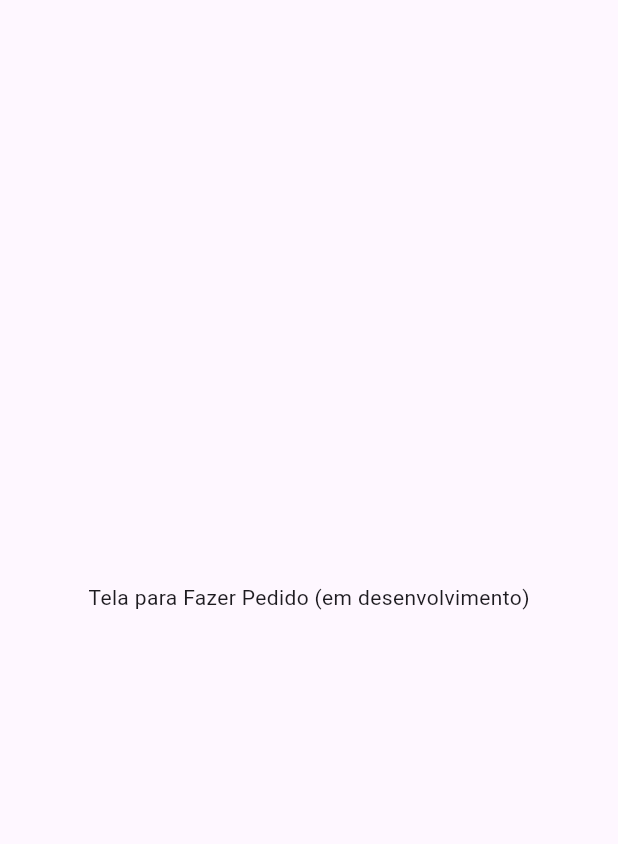
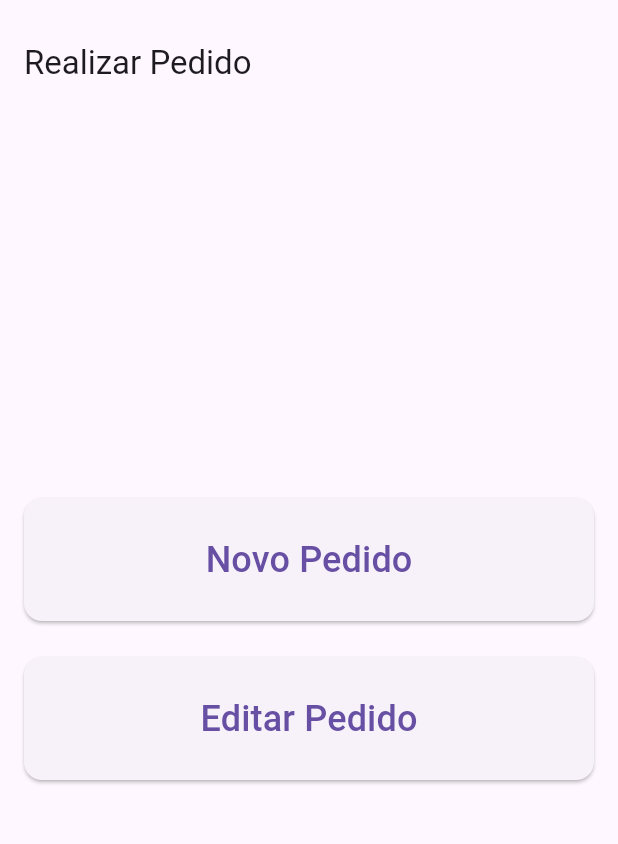
Before and after one commit to srkrash/Pastelaria, a Flutter app: the screen it shows after launch, on a phone screen of 412 x 824 dp, the part 63-907 px from its top. Run offline on Flutter 3.47's test engine with Material 3 defaults, Android fonts, the phone set to English and light mode, and no system bars; our stand-ins replace socket_io_client.

Commit message:
Progresso maravilhoso

```diff
--- a/pastelaria_app/lib/screens/pedido_screen.dart
+++ b/pastelaria_app/lib/screens/pedido_screen.dart
@@ -1,13 +1,64 @@
-// lib/screens/pedido_screen.dart
 import 'package:flutter/material.dart';
+import 'package:pastelaria_app/screens/novo_pedido_screen.dart'; // Importe a nova tela
 
 class PedidoScreen extends StatelessWidget {
   const PedidoScreen({super.key});
 
   @override
   Widget build(BuildContext context) {
-    return const Center(
-      child: Text('Tela para Fazer Pedido (em desenvolvimento)'),
+    return Scaffold(
+      appBar: AppBar(
+        title: const Text('Realizar Pedido'),
+      ),
+      body: Center(
+        child: Padding(
+          padding: const EdgeInsets.all(16.0),
+          child: Column(
+            mainAxisAlignment: MainAxisAlignment.center,
+            crossAxisAlignment: CrossAxisAlignment.stretch,
+            children: [
+              _buildButton(
+                context,
+                text: 'Novo Pedido',
+                onPressed: () {
+                  // Ação para ir para a tela de novo pedido
+                  Navigator.of(context).push(
+                    MaterialPageRoute(
+                      builder: (context) => const NovoPedidoScreen(),
+                    ),
+                  );
+                },
+              ),
+              const SizedBox(height: 24),
+              _buildButton(
+                context,
+                text: 'Editar Pedido',
+                onPressed: () {
+                  // Ação para ir para a tela de edição de pedido
+                  print('Editar Pedido pressionado!');
+                  // TODO: Implementar navegação para a tela de editar pedido
+                },
+              ),
+            ],
+          ),
+        ),
+      ),
+    );
+  }
+
+  Widget _buildButton(BuildContext context, {required String text, required VoidCallback onPressed}) {
+    return ElevatedButton(
+      style: ElevatedButton.styleFrom(
+        padding: const EdgeInsets.symmetric(vertical: 24),
+        shape: RoundedRectangleBorder(
+          borderRadius: BorderRadius.circular(12),
+        ),
+      ),
+      onPressed: onPressed,
+      child: Text(
+        text,
+        style: const TextStyle(fontSize: 24),
+      ),
     );
   }
 }
```
Also changed, not shown: pastelaria_app/lib/providers/pedidos_provider.dart (+76 -66 lines), pastelaria_app/lib/screens/novo_pedido_screen.dart (added, +21 -0 lines), pastelaria_app/lib/screens/pastel_queue_screen.dart (+16 -11 lines).
